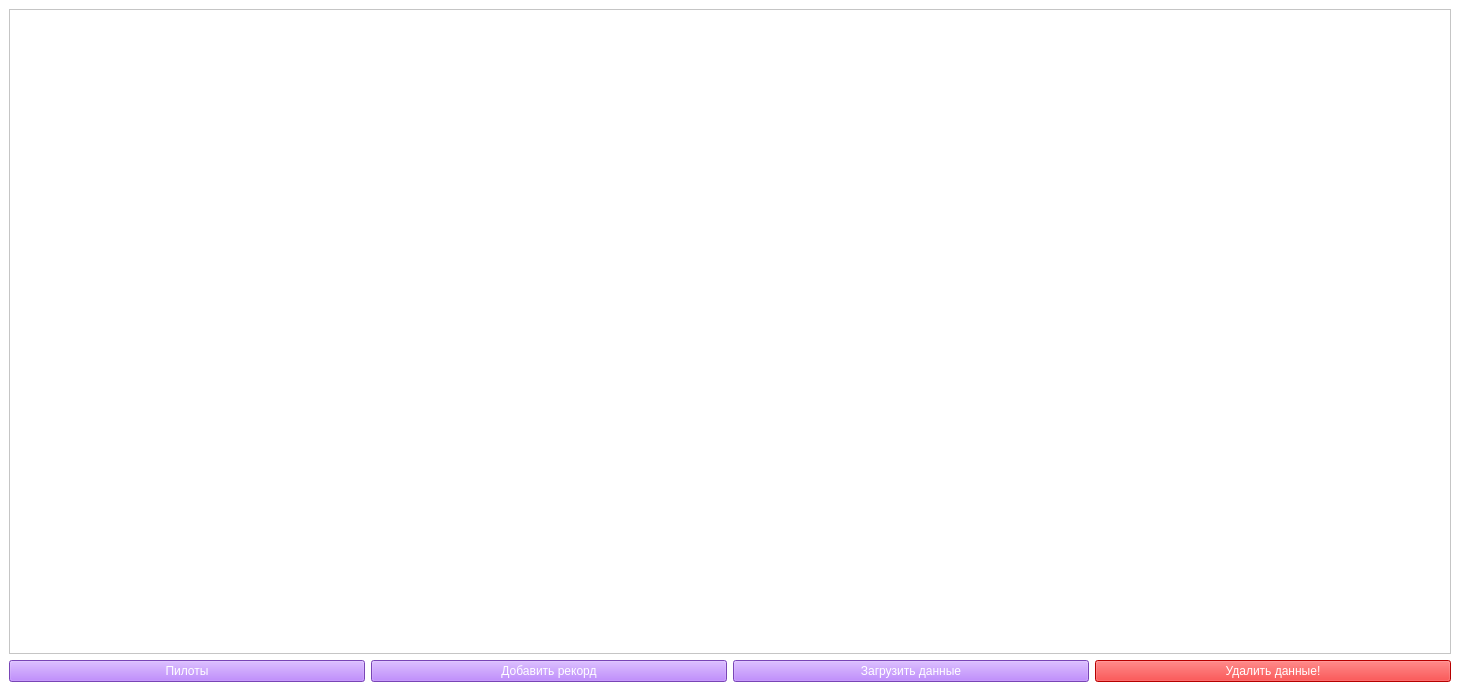
Old version of the form table.ui in the repository pisarew/nurburgring.
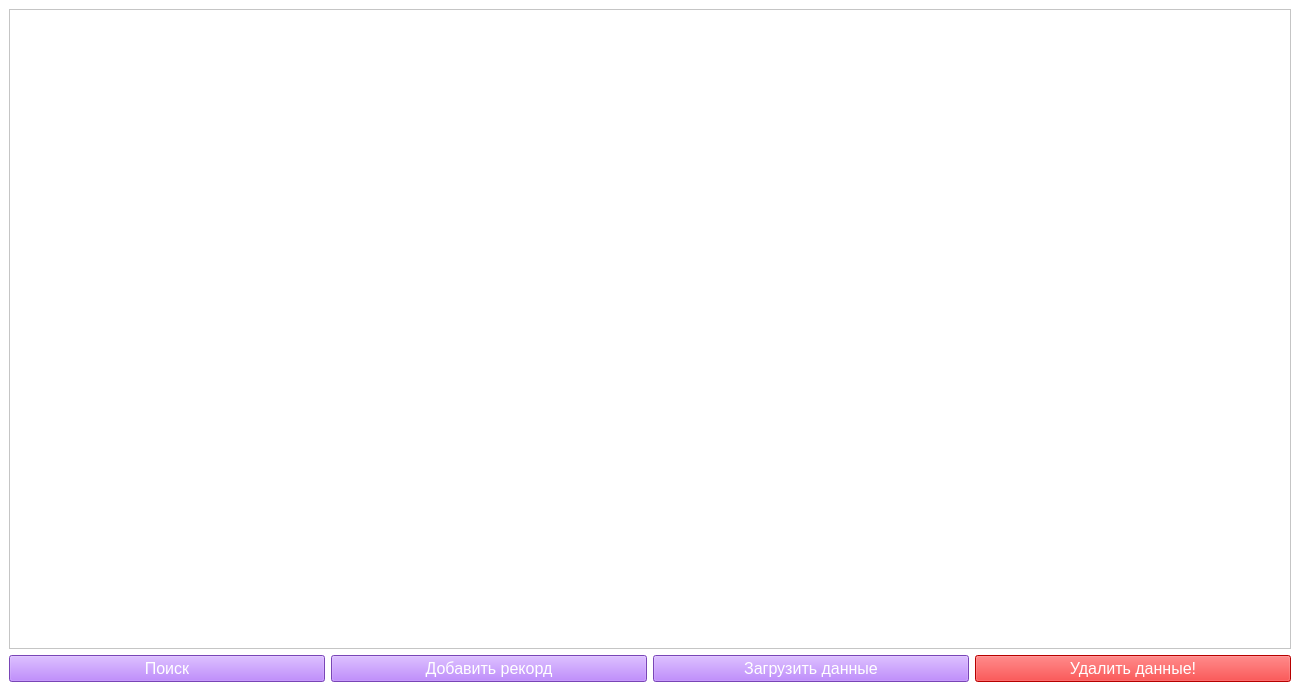
New version of the form.

Diff of the .ui file:
```diff
--- a/table.ui
+++ b/table.ui
@@ -6,7 +6,7 @@
    <rect>
     <x>0</x>
     <y>0</y>
-    <width>1460</width>
+    <width>1300</width>
     <height>691</height>
    </rect>
   </property>
@@ -21,17 +21,27 @@
    <layout class="QGridLayout" name="gridLayout">
     <item row="1" column="0">
      <widget class="QPushButton" name="pushButton">
+      <property name="font">
+       <font>
+        <pointsize>12</pointsize>
+       </font>
+      </property>
       <property name="styleSheet">
        <string notr="true">background-color: rgb(170, 96, 255);
 color: rgb(255, 255, 255);</string>
       </property>
       <property name="text">
-       <string>Пилоты</string>
+       <string>Поиск</string>
       </property>
      </widget>
     </item>
     <item row="1" column="1">
      <widget class="QPushButton" name="pushButton_2">
+      <property name="font">
+       <font>
+        <pointsize>12</pointsize>
+       </font>
+      </property>
       <property name="styleSheet">
        <string notr="true">background-color: rgb(170, 96, 255);
 color: rgb(255, 255, 255);</string>
@@ -43,6 +53,11 @@
     </item>
     <item row="0" column="0" colspan="4">
      <widget class="QTableWidget" name="tableWidget">
+      <property name="font">
+       <font>
+        <pointsize>12</pointsize>
+       </font>
+      </property>
       <property name="styleSheet">
        <string notr="true">selection-background-color: rgb(0, 0, 0);
 background-color: rgb(255, 255, 255);
@@ -53,6 +68,11 @@
     </item>
     <item row="1" column="3">
      <widget class="QPushButton" name="pushButton_4">
+      <property name="font">
+       <font>
+        <pointsize>12</pointsize>
+       </font>
+      </property>
       <property name="styleSheet">
        <string notr="true">background-color: rgb(255, 0, 0);
 color: rgb(255, 255, 255);</string>
@@ -64,6 +84,11 @@
     </item>
     <item row="1" column="2">
      <widget class="QPushButton" name="pushButton_3">
+      <property name="font">
+       <font>
+        <pointsize>12</pointsize>
+       </font>
+      </property>
       <property name="styleSheet">
        <string notr="true">background-color: rgb(170, 96, 255);
 color: rgb(255, 255, 255);</string>
```
